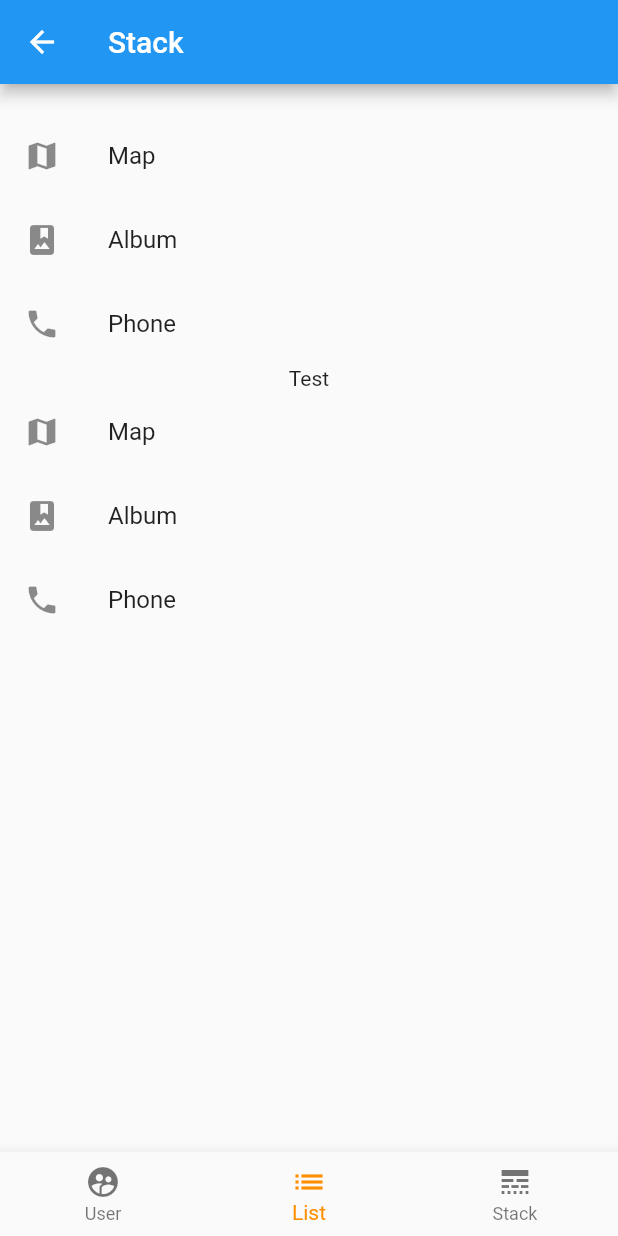
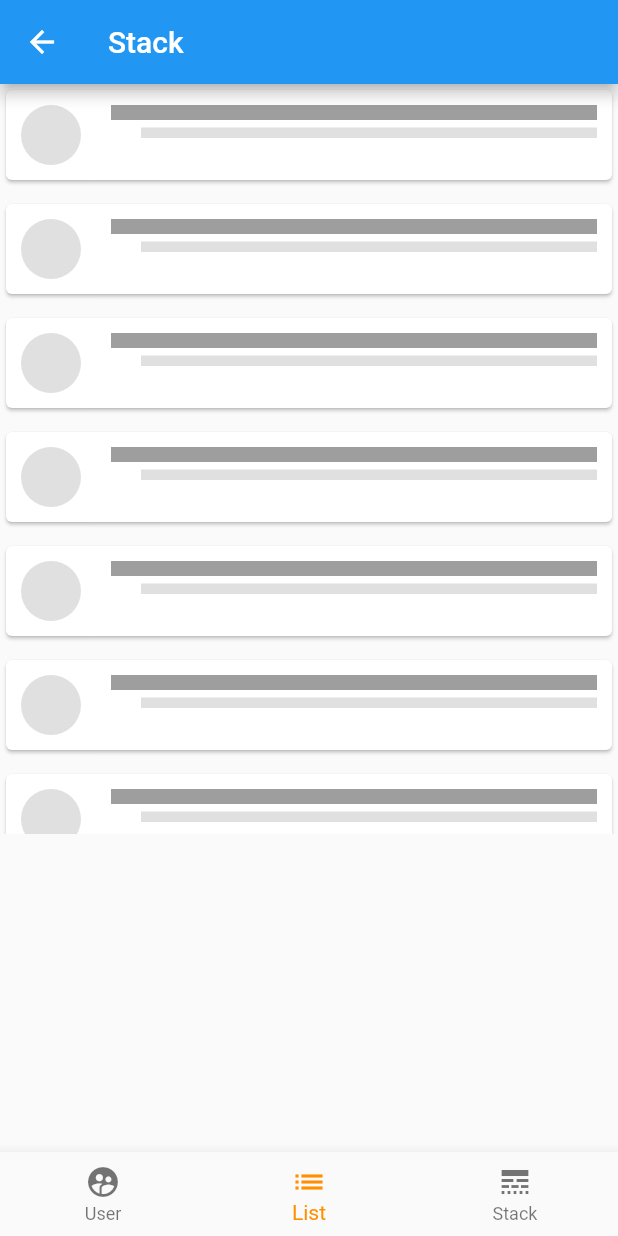
Before and after one commit to EmaGitHub/flutter_first_proj, a Flutter app: the StackWidget screen opened directly, item 2 of the bottom bar chosen, on a phone screen of 412 x 824 dp. Run offline on Flutter 3.47's test engine with Material 2 defaults, Android fonts, the phone set to English and light mode, and no system bars; our stand-ins replace connectivity, flutter_staggered_animations, simple_animations, toast.

Commit message:
listObject to stack Page

```diff
--- /dev/null
+++ b/lib/Objects/listObj.dart
@@ -0,0 +1,44 @@
+import 'package:first_proj/Objects/CardPlaceholder.dart';
+import 'package:flutter/material.dart';
+import 'package:flutter_staggered_animations/flutter_staggered_animations.dart'; //Attraverso questa libreria, Flutter dispone di tutte le funzionalità, colori e widget, noti come material component
+
+class ListObj extends StatefulWidget {
+  @override
+  _ListObjState createState() => new _ListObjState();
+}
+
+class _ListObjState extends State<ListObj> {
+  List data = [];
+  static int columnCount = 3;
+
+  @override
+  initState() {
+    super.initState();
+  }
+
+  @override
+  Widget build(BuildContext context) {
+    return Scaffold(
+      body:
+
+            SingleChildScrollView(                                                       //list sliding x
+              child:  AnimationLimiter(
+                child: Column(
+                  children: AnimationConfiguration.toStaggeredList(
+                      duration: const Duration(milliseconds: 800),
+                      childAnimationBuilder: (widget) => SlideAnimation(
+                            horizontalOffset: 200.0,
+                            child: FadeInAnimation(
+                              child: widget,
+                            ),
+                          ),
+                      children: <Widget>[
+                        for (int i = 1; i < 20; i++) CardPlaceholder()
+                      ]),
+                ),
+              ),
+            )
+
+    );
+  }
+}
--- a/lib/Pages/list.dart
+++ b/lib/Pages/list.dart
@@ -23,6 +23,12 @@ class _ListPageState extends State<ListPage> {
         title: Text('List View'),
       ),
       body:
+
+         /*  RaisedButton(
+            child: Text('show list'),
+              onPressed:
+                showList(),
+                ), */
             /* AnimationLimiter(                                                          //List vertical offset
               child: ListView.builder(
                 itemCount: 50,
@@ -57,8 +63,10 @@ class _ListPageState extends State<ListPage> {
                 ),
               ),
             ) */
-          AnimationLimiter(                                                                   //grid scale & fadeIn
-            child: GridView.count(
+
+            AnimationLimiter(                                                               //grid scale & fadeIn
+              child:
+              GridView.count(
                 crossAxisCount: columnCount,
                 children: List.generate(
                   50,
@@ -69,7 +77,9 @@ class _ListPageState extends State<ListPage> {
                       columnCount: columnCount,
                       child: ScaleAnimation(
                         child: FadeInAnimation(
+                          //child: FlipAnimation(
                             child: CardPlaceholder(),
+                          //)
                         ),
                       ),
                     );
@@ -77,7 +87,6 @@ class _ListPageState extends State<ListPage> {
                 ),
               ),
             )
-
     );
   }
 }
--- a/lib/Pages/stackwidget.dart
+++ b/lib/Pages/stackwidget.dart
@@ -1,3 +1,4 @@
+import 'package:first_proj/Objects/listObj.dart';
 import 'package:flutter/material.dart'; //Attraverso questa libreria, Flutter dispone di tutte le funzionalità, colori e widget, noti come material component
 
 class StackWidget extends StatefulWidget {
@@ -29,7 +30,7 @@ getNavigationView() {
       return _buildUser('assets/images/avatar_circle.png', user.name);
     case 1:
 
-      return _buildList();
+      return ListObj();
     case 2:
 
     return _buildStack();
@@ -46,10 +47,11 @@ getNavigationView() {
             child: Center(
           child:
             Container(
-                margin: EdgeInsets.only(top: 20),
+                height: 500,
                 child: getNavigationView()
                 ),
-        )),
+            )
+        ),
         bottomNavigationBar: BottomNavigationBar(
           items: const <BottomNavigationBarItem>[
             BottomNavigationBarItem(
@@ -118,38 +120,6 @@ Widget _buildStack() => Stack(
       ],
     );
 
-Widget _buildList() => Container(
-        child: Column(
-      children: <Widget>[
-        ListTile(
-          leading: Icon(Icons.map),
-          title: Text('Map'),
-        ),
-        ListTile(
-          leading: Icon(Icons.photo_album),
-          title: Text('Album'),
-        ),
-        ListTile(
-          leading: Icon(Icons.phone),
-          title: Text('Phone'),
-        ),
-        Text('Test'),
-        ListTile(
-          leading: Icon(Icons.map),
-          title: Text('Map'),
-        ),
-        ListTile(
-          leading: Icon(Icons.photo_album),
-          title: Text('Album'),
-        ),
-        ListTile(
-          leading: Icon(Icons.phone),
-          title: Text('Phone'),
-        ),
-      ],
-    )
-        );
-
 class User {
   String name;
   String surname;
```
Lines whose indentation alone changed are shown as unchanged.
